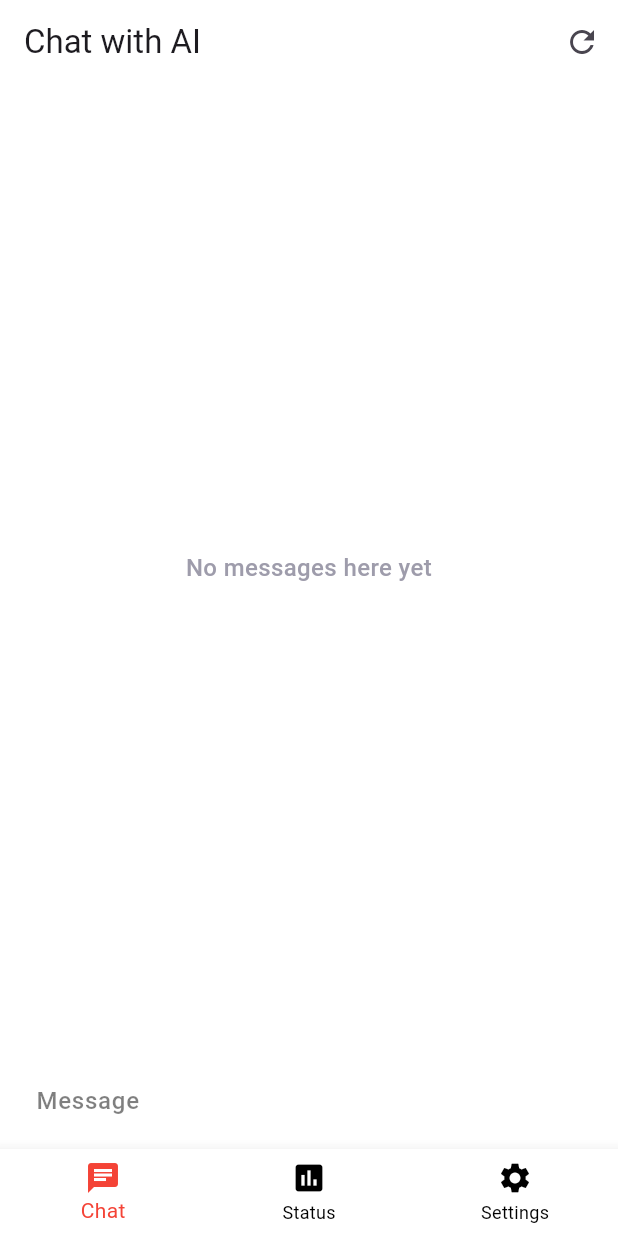
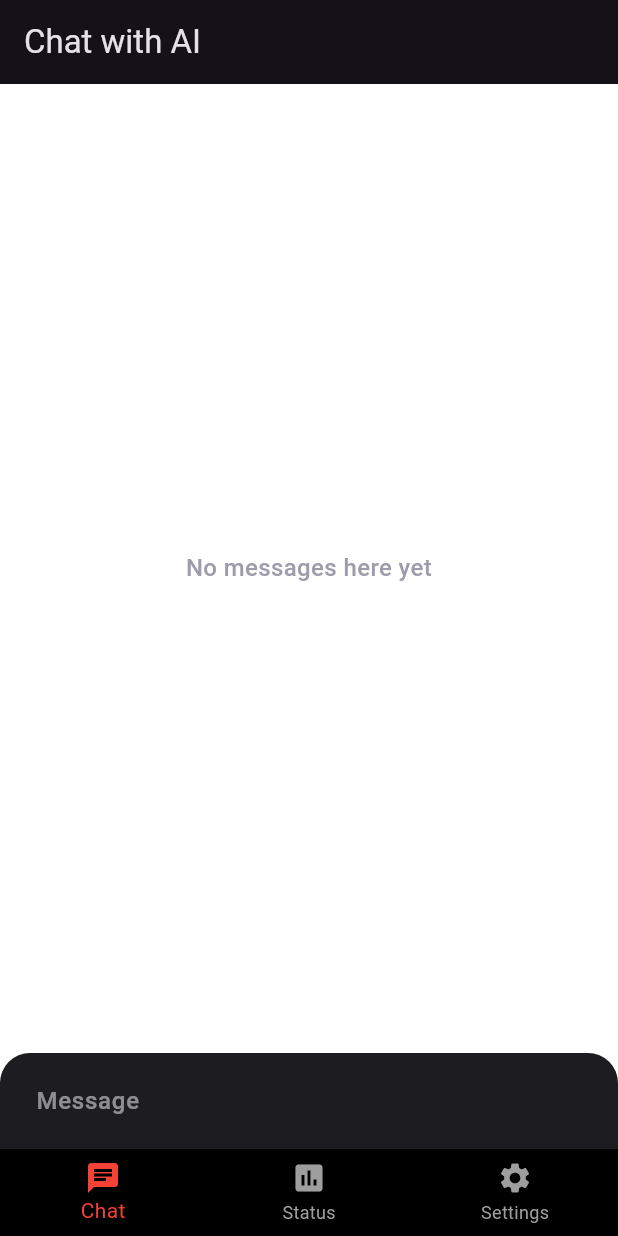
Before and after one commit to motoemoto47ark123/SilentSage, a Flutter app: the screen it shows after launch, on a phone screen of 412 x 824 dp. Run offline on Flutter 3.47's test engine with Material 3 defaults, Android fonts, the phone set to English and light mode, and no system bars; our stand-ins replace flutter_chat_types, flutter_chat_ui.

Commit message:
Update main.dart

```diff
--- a/lib/main.dart
+++ b/lib/main.dart
@@ -5,7 +5,8 @@ import 'gpt-api.dart';
 import 'settings.dart';
 import 'status.dart';
 
-final ValueNotifier<bool> isDarkMode = ValueNotifier(false); // Starts in light mode
+final ValueNotifier<bool> isDarkMode =
+    ValueNotifier(true); // Updated to start in dark mode
 
 void main() => runApp(const MyApp());
 
@@ -18,7 +19,7 @@ class MyApp extends StatelessWidget {
       valueListenable: isDarkMode,
       builder: (context, isDark, _) {
         return MaterialApp(
-          theme: isDark ? ThemeData.dark() : ThemeData.light(), // Theme changes based on isDarkMode
+          theme: isDark ? ThemeData.dark() : ThemeData.light(), // Toggle theme based on isDark
           home: const MyHomePage(),
         );
       },
@@ -37,6 +38,7 @@ class _MyHomePageState extends State<MyHomePage> {
   final types.User user = const types.User(id: 'user');
   final List<types.Message> messages = [];
   int _selectedIndex = 0;
+  Future<String>? _futureMessage;
 
   void _addMessage(String text, {bool isUserMessage = true}) {
     final types.TextMessage message = types.TextMessage(
@@ -53,7 +55,8 @@ class _MyHomePageState extends State<MyHomePage> {
 
   void _sendMessage(String text) {
     _addMessage(text); // User messages
-    GPTAPI.sendMessage(text).then((response) {
+    _futureMessage = GPTAPI.sendMessage(text);
+    _futureMessage!.then((response) {
       _addMessage(response, isUserMessage: false); // AI messages
     }).catchError((error) {
       ScaffoldMessenger.of(context).showSnackBar(
@@ -73,31 +76,27 @@ class _MyHomePageState extends State<MyHomePage> {
       _selectedIndex = index;
     });
     if (index == 1) {
-      Navigator.pushReplacement(context, MaterialPageRoute(builder: (context) => const StatusPage()));
+      Navigator.pushReplacement(
+          context, MaterialPageRoute(builder: (context) => const StatusPage()));
     } else if (index == 2) {
-      Navigator.pushReplacement(context, MaterialPageRoute(builder: (context) => const SettingsPage()));
+      Navigator.pushReplacement(context,
+          MaterialPageRoute(builder: (context) => const SettingsPage()));
     }
   }
 
   @override
   Widget build(BuildContext context) {
-    return ValueListenableBuilder<bool>(
-      valueListenable: isDarkMode,
-      builder: (context, isDark, _) {
     return Scaffold(
       appBar: AppBar(
-            backgroundColor: isDark ? Colors.black : Colors.white, // AppBar color based on theme
-            actions: [
-              IconButton(
-                icon: const Icon(Icons.refresh),
-                onPressed: _resetChat,
-              ),
-            ],
         title: const Text('Chat with AI'),
       ),
-          body: Container(
-            color: isDark ? Colors.black : Colors.white, // Background color based on theme
-            child: Chat(
+      body: FutureBuilder<String>(
+        future: _futureMessage,
+        builder: (context, snapshot) {
+          if (snapshot.connectionState == ConnectionState.waiting) {
+            return const Center(child: CircularProgressIndicator());
+          } else {
+            return Chat(
               messages: messages,
               onSendPressed: (types.PartialText text) {
                 _sendMessage(text.text);
@@ -105,18 +104,14 @@ class _MyHomePageState extends State<MyHomePage> {
               user: user,
               emojiEnlargementBehavior: EmojiEnlargementBehavior.multi,
               hideBackgroundOnEmojiMessages: true,
-              theme: ChatTheme(
-                inputBackgroundColor: isDark ? Colors.black : Colors.white,
-                inputTextColor: isDark ? Colors.white : Colors.black,
-                backgroundColor: isDark ? Colors.black : Colors.white,
-                primaryColor: isDark ? Colors.black : Colors.white,
-              ),
-            ),
+            );
+          }
+        },
       ),
       bottomNavigationBar: BottomNavigationBar(
-            backgroundColor: isDark ? Colors.black : Colors.white, // BottomNavigationBar color based on theme
-            selectedItemColor: Colors.red, // Keep the selected item color consistent across themes
-            unselectedItemColor: isDark ? Colors.white : Colors.black, // Adjust unselected item color based on theme
+        backgroundColor: isDarkMode.value ? Colors.black : Colors.white, // Toggle BottomNavigationBar color based on isDarkMode
+        selectedItemColor: Colors.red,
+        unselectedItemColor: Colors.grey,
         items: const <BottomNavigationBarItem>[
           BottomNavigationBarItem(
             icon: Icon(Icons.chat),
@@ -135,7 +130,5 @@ class _MyHomePageState extends State<MyHomePage> {
         onTap: _onItemTapped,
       ),
     );
-      },
-    );
   }
 }
```
Lines whose indentation alone changed are shown as unchanged.
